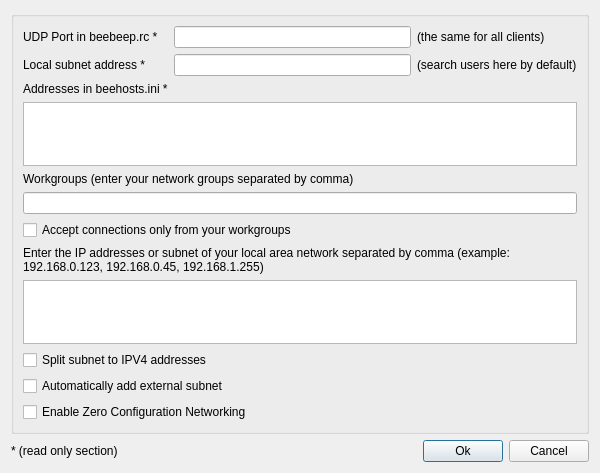
hwgao/beebeep, file src/GuiSearchUser.ui: the form before one commit.
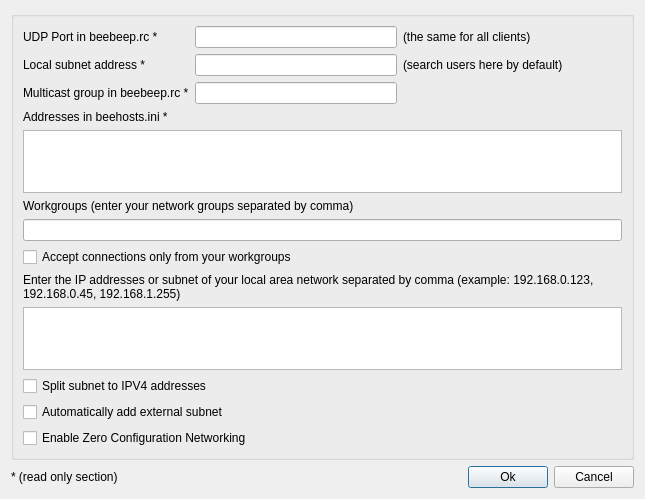
The form after the commit.

Commit message: - Image preview also added in upload completed - The multicast group can be specified as host address in beebeep.rc (option)

Diff of the .ui file:
```diff
--- a/src/GuiSearchUser.ui
+++ b/src/GuiSearchUser.ui
@@ -6,8 +6,8 @@
    <rect>
     <x>0</x>
     <y>0</y>
-    <width>600</width>
-    <height>473</height>
+    <width>645</width>
+    <height>483</height>
    </rect>
   </property>
   <property name="sizePolicy">
@@ -108,6 +108,48 @@
        </widget>
       </item>
       <item row="2" column="0">
+       <widget class="QLabel" name="mp_lMulticastGroup">
+        <property name="sizePolicy">
+         <sizepolicy hsizetype="Minimum" vsizetype="Preferred">
+          <horstretch>0</horstretch>
+          <verstretch>0</verstretch>
+         </sizepolicy>
+        </property>
+        <property name="text">
+         <string>Multicast group in beebeep.rc *</string>
+        </property>
+        <property name="textFormat">
+         <enum>Qt::PlainText</enum>
+        </property>
+       </widget>
+      </item>
+      <item row="2" column="1">
+       <widget class="QLineEdit" name="mp_leMulticastGroup">
+        <property name="minimumSize">
+         <size>
+          <width>120</width>
+          <height>0</height>
+         </size>
+        </property>
+        <property name="readOnly">
+         <bool>true</bool>
+        </property>
+       </widget>
+      </item>
+      <item row="2" column="2">
+       <spacer name="horizontalSpacer_2">
+        <property name="orientation">
+         <enum>Qt::Horizontal</enum>
+        </property>
+        <property name="sizeHint" stdset="0">
+         <size>
+          <width>219</width>
+          <height>20</height>
+         </size>
+        </property>
+       </spacer>
+      </item>
+      <item row="3" column="0">
        <widget class="QLabel" name="mp_lHostIni">
         <property name="text">
          <string>Addresses in beehosts.ini *</string>
@@ -120,37 +162,37 @@
         </property>
        </widget>
       </item>
-      <item row="3" column="0" colspan="3">
-       <widget class="QPlainTextEdit" name="mp_teAddressesInHosts">
-        <property name="maximumSize">
-         <size>
-          <width>16777215</width>
-          <height>70</height>
-         </size>
-        </property>
-        <property name="readOnly">
-         <bool>true</bool>
-        </property>
-       </widget>
-      </item>
       <item row="4" column="0" colspan="3">
+       <widget class="QPlainTextEdit" name="mp_teAddressesInHosts">
+        <property name="maximumSize">
+         <size>
+          <width>16777215</width>
+          <height>70</height>
+         </size>
+        </property>
+        <property name="readOnly">
+         <bool>true</bool>
+        </property>
+       </widget>
+      </item>
+      <item row="5" column="0" colspan="2">
        <widget class="QLabel" name="mp_lWorkgroups">
         <property name="text">
          <string>Workgroups (enter your network groups separated by comma)</string>
         </property>
        </widget>
       </item>
-      <item row="5" column="0" colspan="3">
+      <item row="6" column="0" colspan="3">
        <widget class="QLineEdit" name="mp_leWorkgroups"/>
       </item>
-      <item row="6" column="0" colspan="2">
+      <item row="7" column="0" colspan="2">
        <widget class="QCheckBox" name="mp_cbAcceptConnectionsOnlyFromWorkgroups">
         <property name="text">
          <string>Accept connections only from your workgroups</string>
         </property>
        </widget>
       </item>
-      <item row="7" column="0" colspan="3">
+      <item row="8" column="0" colspan="3">
        <widget class="QLabel" name="mp_lBroadcast">
         <property name="sizePolicy">
          <sizepolicy hsizetype="Minimum" vsizetype="Preferred">
@@ -178,7 +220,7 @@
         </property>
        </widget>
       </item>
-      <item row="8" column="0" colspan="3">
+      <item row="9" column="0" colspan="3">
        <widget class="QPlainTextEdit" name="mp_teAddressesInSettings">
         <property name="maximumSize">
          <size>
@@ -188,21 +230,21 @@
         </property>
        </widget>
       </item>
-      <item row="9" column="0" colspan="2">
+      <item row="10" column="0" colspan="2">
        <widget class="QCheckBox" name="mp_cbParseAddresses">
         <property name="text">
          <string>Split subnet to IPV4 addresses</string>
         </property>
        </widget>
       </item>
-      <item row="10" column="0" colspan="2">
+      <item row="11" column="0" colspan="2">
        <widget class="QCheckBox" name="mp_cbAutoAddSubnet">
         <property name="text">
          <string>Automatically add external subnet</string>
         </property>
        </widget>
       </item>
-      <item row="11" column="0" colspan="2">
+      <item row="12" column="0" colspan="2">
        <widget class="QCheckBox" name="mp_cbEnableMDns">
         <property name="text">
          <string>Enable Zero Configuration Networking</string>
```
Left out of the diff: 1 changed line with no effect on the pictures. The commit also changes 36 other files.
